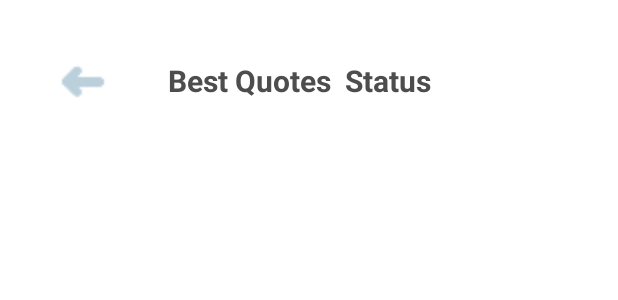
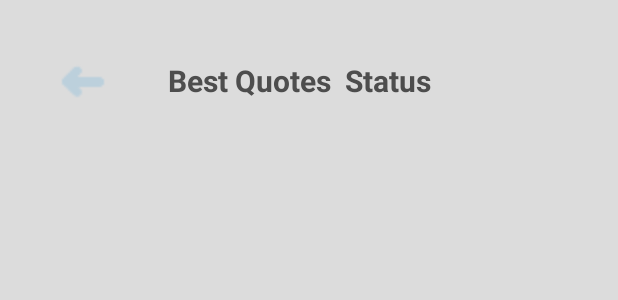
Before and after one commit to huacen/quotest, an Android app: the layout activity_mood.xml on its own in the app's theme, with its tools: preview values and no code run, on a phone screen of 412 x 824 dp. Shown: the top 300 px of the screen. Run offline under Robolectric (Android 15) with nearby library versions, the phone set to English and light mode, and no system bars.

Commit message:
颜色回退

```diff
--- a/app/src/main/res/layout/activity_mood.xml
+++ b/app/src/main/res/layout/activity_mood.xml
@@ -2,7 +2,7 @@
 <RelativeLayout xmlns:android="http://schemas.android.com/apk/res/android"
     android:layout_width="match_parent"
     android:layout_height="match_parent"
-    android:background="@android:color/white">
+    android:background="#DCDCDC">
 
 
     <ImageView
```
